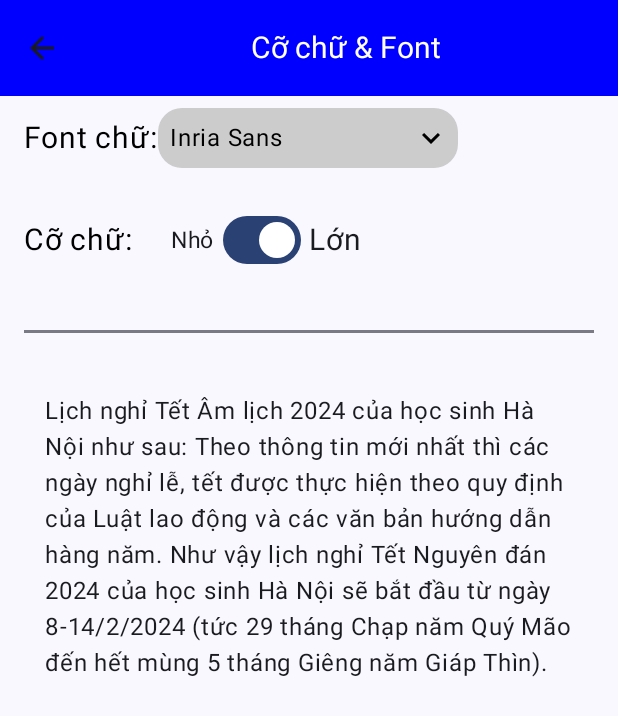
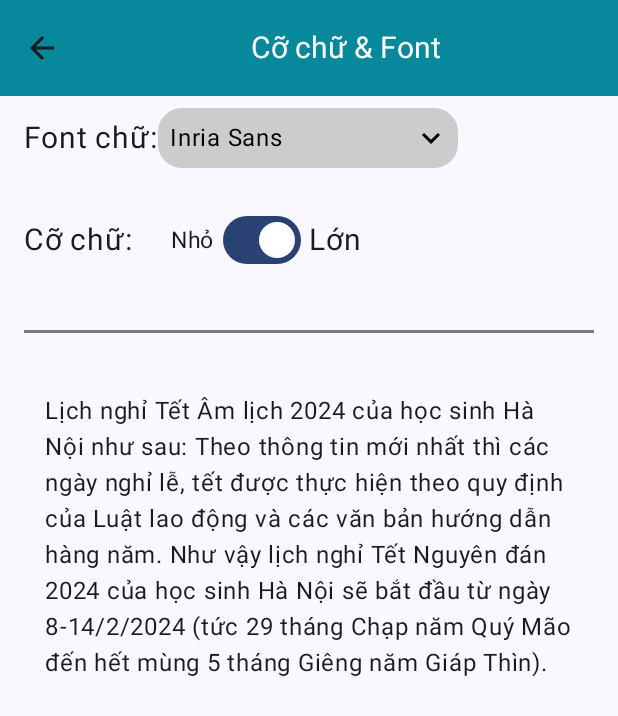
Before and after one commit to KhangDangAnh/DoAn3Tuan, an Android app built with Jetpack Compose: the composable SettingFontScreen shown on its own in the app's theme, on a phone screen of 412 x 824 dp. Shown: the top 716 px of the screen. Run offline under Robolectric (Android 15) with nearby library versions, the phone set to English and light mode, and no system bars.

Commit message:
Update_001 / SettingFontScreen

```diff
--- a/app/src/main/java/com/example/doan_3tuan/View/SangQuach/SettingFontScreen.kt
+++ b/app/src/main/java/com/example/doan_3tuan/View/SangQuach/SettingFontScreen.kt
@@ -58,7 +58,7 @@ fun SettingFontScreen(){
                     )
                 },
                 colors = TopAppBarDefaults.smallTopAppBarColors(
-                    containerColor = Color.Blue,
+                    containerColor = Color(0xFF07899B),
                     titleContentColor = Color.White,
                 ),
                 navigationIcon = {
@@ -86,7 +86,6 @@ fun SettingFontScreen(){
             ) {
                 Text(
                     text = "Font chữ:",
-                    color = Color.Black,
                     fontSize = 20.sp
                 )
 
@@ -144,7 +143,6 @@ fun SettingFontScreen(){
             ) {
                 Text(
                     text = "Cỡ chữ: ",
-                    color = Color.Black,
                     fontSize = 20.sp
                 )
                 Spacer(modifier = Modifier.padding(10.dp))
```
